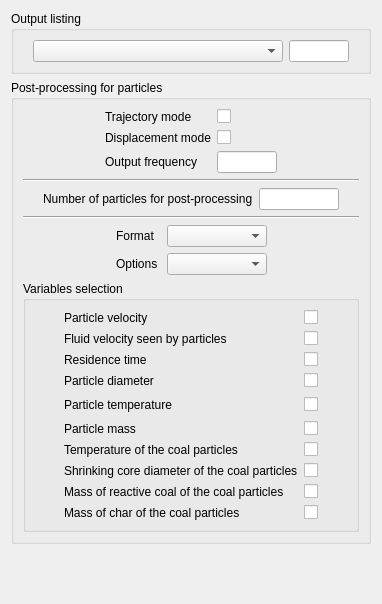
The window that gui/Pages/LagrangianOutputForm.ui (code-saturne/code_saturne) describes before a commit, drawn with Qt 5.
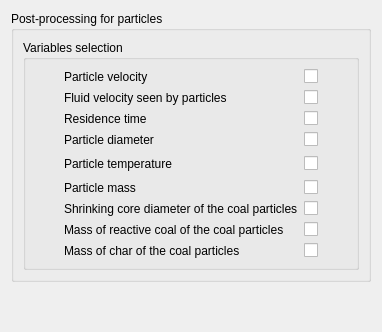
The same window after the commit.

Commit message: Rewrite of Lagrangian post-processing output. The particles postprocessing output is now based on the standard FVM mechanism, whose handling was extended for these purposes. There is no restriction on output in parallel mode anymore. Thanks to Cyril Baudry for updating the GUI.

Patch:
```diff
--- a/gui/Pages/LagrangianOutputForm.ui
+++ b/gui/Pages/LagrangianOutputForm.ui
@@ -1,12 +1,12 @@
 <ui version="4.0" >
  <class>LagrangianOutputForm</class>
- <widget class="QWidget" name="LagrangianOutputForm" >
-  <property name="geometry" >
+ <widget class="QWidget" name="LagrangianOutputForm">
+  <property name="geometry">
    <rect>
     <x>0</x>
     <y>0</y>
     <width>382</width>
-    <height>604</height>
+    <height>332</height>
    </rect>
   </property>
   <property name="windowTitle" >
@@ -14,321 +14,14 @@
   </property>
   <layout class="QVBoxLayout" name="verticalLayout_2" >
    <item>
-    <widget class="QGroupBox" name="groupBoxListing" >
-     <property name="title" >
-      <string>Output listing</string>
-     </property>
-     <layout class="QGridLayout" name="gridLayout" >
-      <item row="0" column="0" >
-       <layout class="QGridLayout" >
-        <item row="0" column="0" >
-         <spacer>
-          <property name="orientation" >
-           <enum>Qt::Horizontal</enum>
-          </property>
-          <property name="sizeHint" stdset="0" >
-           <size>
-            <width>40</width>
-            <height>20</height>
-           </size>
-          </property>
-         </spacer>
-        </item>
-        <item row="0" column="1" >
-         <widget class="QComboBox" name="comboBoxNTLAL" >
-          <property name="minimumSize" >
-           <size>
-            <width>250</width>
-            <height>0</height>
-           </size>
-          </property>
-          <property name="toolTip" >
-           <string>Code_Saturne key word: NTLAL</string>
-          </property>
-         </widget>
-        </item>
-        <item row="0" column="2" >
-         <widget class="QLineEdit" name="lineEditNTLAL" >
-          <property name="minimumSize" >
-           <size>
-            <width>60</width>
-            <height>0</height>
-           </size>
-          </property>
-          <property name="maximumSize" >
-           <size>
-            <width>60</width>
-            <height>16777215</height>
-           </size>
-          </property>
-          <property name="toolTip" >
-           <string>Code_Saturne key word: NTLAL</string>
-          </property>
-         </widget>
-        </item>
-        <item row="0" column="3" >
-         <spacer>
-          <property name="orientation" >
-           <enum>Qt::Horizontal</enum>
-          </property>
-          <property name="sizeHint" stdset="0" >
-           <size>
-            <width>40</width>
-            <height>20</height>
-           </size>
-          </property>
-         </spacer>
-        </item>
-       </layout>
-      </item>
-     </layout>
-    </widget>
-   </item>
-   <item>
-    <widget class="QGroupBox" name="groupBoxMode" >
-     <property name="title" >
+    <widget class="QGroupBox" name="groupBoxMode">
+     <property name="title">
       <string>Post-processing for particles</string>
      </property>
      <layout class="QVBoxLayout" name="verticalLayout" >
       <item>
-       <layout class="QHBoxLayout" name="horizontalLayout_4" >
-        <item>
-         <spacer>
-          <property name="orientation" >
-           <enum>Qt::Horizontal</enum>
-          </property>
-          <property name="sizeHint" stdset="0" >
-           <size>
-            <width>17</width>
-            <height>17</height>
-           </size>
-          </property>
-         </spacer>
-        </item>
-        <item>
-         <layout class="QGridLayout" >
-          <item row="0" column="0" >
-           <widget class="QLabel" name="labelIENSI1" >
-            <property name="toolTip" >
-             <string>Code_Saturne key word: IENSI1</string>
-            </property>
-            <property name="text" >
-             <string>Trajectory mode</string>
-            </property>
-           </widget>
-          </item>
-          <item row="0" column="1" >
-           <widget class="QCheckBox" name="checkBoxIENSI1" >
-            <property name="toolTip" >
-             <string>Code_Saturne key word: IENSI1</string>
-            </property>
-            <property name="text" >
-             <string/>
-            </property>
-           </widget>
-          </item>
-          <item row="1" column="0" >
-           <widget class="QLabel" name="labelIENSI2" >
-            <property name="toolTip" >
-             <string>Code_Saturne key word: IENSI2</string>
-            </property>
-            <property name="text" >
-             <string>Displacement mode</string>
-            </property>
-           </widget>
-          </item>
-          <item row="1" column="1" >
-           <widget class="QCheckBox" name="checkBoxIENSI2" >
-            <property name="toolTip" >
-             <string>Code_Saturne key word: IENSI2</string>
-            </property>
-            <property name="text" >
-             <string/>
-            </property>
-           </widget>
-          </item>
-          <item row="2" column="0" >
-           <widget class="QLabel" name="labelNVISLA" >
-            <property name="toolTip" >
-             <string>Code_Saturne key word: NVISLA</string>
-            </property>
-            <property name="text" >
-             <string>Output frequency</string>
-            </property>
-           </widget>
-          </item>
-          <item row="2" column="1" >
-           <widget class="QLineEdit" name="lineEditNVISLA" >
-            <property name="maximumSize" >
-             <size>
-              <width>60</width>
-              <height>16777215</height>
-             </size>
-            </property>
-            <property name="toolTip" >
-             <string>Code_Saturne key word: NVISLA</string>
-            </property>
-           </widget>
-          </item>
-         </layout>
-        </item>
-        <item>
-         <spacer>
-          <property name="orientation" >
-           <enum>Qt::Horizontal</enum>
-          </property>
-          <property name="sizeHint" stdset="0" >
-           <size>
-            <width>17</width>
-            <height>17</height>
-           </size>
-          </property>
-         </spacer>
-        </item>
-       </layout>
-      </item>
-      <item>
-       <widget class="Line" name="line" >
-        <property name="orientation" >
-         <enum>Qt::Horizontal</enum>
-        </property>
-       </widget>
-      </item>
-      <item>
-       <layout class="QHBoxLayout" name="horizontalLayout_2" >
-        <item>
-         <spacer name="horizontalSpacer" >
-          <property name="orientation" >
-           <enum>Qt::Horizontal</enum>
-          </property>
-          <property name="sizeHint" stdset="0" >
-           <size>
-            <width>17</width>
-            <height>17</height>
-           </size>
-          </property>
-         </spacer>
-        </item>
-        <item>
-         <layout class="QHBoxLayout" name="horizontalLayout" >
-          <item>
-           <widget class="QLabel" name="labelNBVIS" >
-            <property name="toolTip" >
-             <string>Code_Saturne key word: NBVIS</string>
-            </property>
-            <property name="text" >
-             <string>Number of particles for post-processing</string>
-            </property>
-           </widget>
-          </item>
-          <item>
-           <widget class="QLineEdit" name="lineEditNBVIS" >
-            <property name="maximumSize" >
-             <size>
-              <width>80</width>
-              <height>16777215</height>
-             </size>
-            </property>
-            <property name="toolTip" >
-             <string>Code_Saturne key word: NBVIS</string>
-            </property>
-           </widget>
-          </item>
-         </layout>
-        </item>
-        <item>
-         <spacer name="horizontalSpacer_2" >
-          <property name="orientation" >
-           <enum>Qt::Horizontal</enum>
-          </property>
-          <property name="sizeHint" stdset="0" >
-           <size>
-            <width>17</width>
-            <height>17</height>
-           </size>
-          </property>
-         </spacer>
-        </item>
-       </layout>
-      </item>
-      <item>
-       <widget class="Line" name="line_2" >
-        <property name="orientation" >
-         <enum>Qt::Horizontal</enum>
-        </property>
-       </widget>
-      </item>
-      <item>
-       <layout class="QHBoxLayout" name="horizontalLayout_3" >
-        <item>
-         <spacer>
-          <property name="orientation" >
-           <enum>Qt::Horizontal</enum>
-          </property>
-          <property name="sizeHint" stdset="0" >
-           <size>
-            <width>13</width>
-            <height>17</height>
-           </size>
-          </property>
-         </spacer>
-        </item>
-        <item>
-         <layout class="QGridLayout" >
-          <item row="0" column="0" >
-           <widget class="QLabel" name="labelFormat_2" >
-            <property name="text" >
-             <string>Format</string>
-            </property>
-           </widget>
-          </item>
-          <item row="0" column="1" >
-           <widget class="QComboBox" name="comboBoxFormat" >
-            <property name="minimumSize" >
-             <size>
-              <width>100</width>
-              <height>0</height>
-             </size>
-            </property>
-           </widget>
-          </item>
-          <item row="1" column="0" >
-           <widget class="QLabel" name="labelOptions" >
-            <property name="text" >
-             <string>Options </string>
-            </property>
-           </widget>
-          </item>
-          <item row="1" column="1" >
-           <widget class="QComboBox" name="comboBoxOptions" >
-            <property name="minimumSize" >
-             <size>
-              <width>100</width>
-              <height>0</height>
-             </size>
-            </property>
-           </widget>
-          </item>
-         </layout>
-        </item>
-        <item>
-         <spacer>
-          <property name="orientation" >
-           <enum>Qt::Horizontal</enum>
-          </property>
-          <property name="sizeHint" stdset="0" >
-           <size>
-            <width>13</width>
-            <height>13</height>
-           </size>
-          </property>
-         </spacer>
-        </item>
-       </layout>
-      </item>
-      <item>
-       <widget class="QGroupBox" name="groupBoxVariables" >
-        <property name="title" >
+       <widget class="QGroupBox" name="groupBoxVariables">
+        <property name="title">
          <string>Variables selection</string>
         </property>
         <layout class="QGridLayout" name="gridLayout_2" >
@@ -412,12 +105,12 @@
            </property>
           </widget>
          </item>
-         <item row="4" column="0" >
+         <item row="4" column="0">
           <spacer>
-           <property name="orientation" >
+           <property name="orientation">
             <enum>Qt::Horizontal</enum>
            </property>
-           <property name="sizeHint" stdset="0" >
+           <property name="sizeHint" stdset="0">
             <size>
              <width>16</width>
              <height>21</height>
@@ -445,12 +138,12 @@
            </property>
           </widget>
          </item>
-         <item rowspan="2" row="4" column="3" >
+         <item row="4" column="3" rowspan="2">
           <spacer>
-           <property name="orientation" >
+           <property name="orientation">
             <enum>Qt::Horizontal</enum>
            </property>
-           <property name="sizeHint" stdset="0" >
+           <property name="sizeHint" stdset="0">
             <size>
              <width>21</width>
              <height>20</height>
@@ -478,29 +171,9 @@
            </property>
           </widget>
          </item>
-         <item row="6" column="1" >
-          <widget class="QLabel" name="labelIVISHP" >
-           <property name="toolTip" >
-            <string>Code_Saturne key word: IVISHP</string>
-           </property>
-           <property name="text" >
-            <string>Temperature of the coal particles</string>
-           </property>
-          </widget>
-         </item>
-         <item row="6" column="2" >
-          <widget class="QCheckBox" name="checkBoxIVISHP" >
-           <property name="toolTip" >
-            <string>Code_Saturne key word: IVISHP</string>
-           </property>
-           <property name="text" >
-            <string/>
-           </property>
-          </widget>
-         </item>
-         <item row="7" column="1" >
-          <widget class="QLabel" name="labelIVISDK" >
-           <property name="toolTip" >
+         <item row="6" column="1">
+          <widget class="QLabel" name="labelIVISDK">
+           <property name="toolTip">
             <string>Code_Saturne key word: IVISDK</string>
            </property>
            <property name="text" >
@@ -508,9 +181,9 @@
            </property>
           </widget>
          </item>
-         <item row="7" column="2" >
-          <widget class="QCheckBox" name="checkBoxIVISDK" >
-           <property name="toolTip" >
+         <item row="6" column="2">
+          <widget class="QCheckBox" name="checkBoxIVISDK">
+           <property name="toolTip">
             <string>Code_Saturne key word: IVISDK</string>
            </property>
            <property name="text" >
@@ -518,9 +191,9 @@
            </property>
           </widget>
          </item>
-         <item row="8" column="1" >
-          <widget class="QLabel" name="labelIVISCH" >
-           <property name="toolTip" >
+         <item row="7" column="1">
+          <widget class="QLabel" name="labelIVISCH">
+           <property name="toolTip">
             <string>Code_Saturne key word: IVISCH</string>
            </property>
            <property name="text" >
@@ -528,9 +201,9 @@
            </property>
           </widget>
          </item>
-         <item row="8" column="2" >
-          <widget class="QCheckBox" name="checkBoxIVISCH" >
-           <property name="toolTip" >
+         <item row="7" column="2">
+          <widget class="QCheckBox" name="checkBoxIVISCH">
+           <property name="toolTip">
             <string>Code_Saturne key word: IVISCH</string>
            </property>
            <property name="text" >
@@ -538,9 +211,9 @@
            </property>
           </widget>
          </item>
-         <item row="9" column="1" >
-          <widget class="QLabel" name="labelIVISCK" >
-           <property name="toolTip" >
+         <item row="8" column="1">
+          <widget class="QLabel" name="labelIVISCK">
+           <property name="toolTip">
             <string>Code_Saturne key word: IVISCK</string>
            </property>
            <property name="text" >
@@ -548,9 +221,9 @@
            </property>
           </widget>
          </item>
-         <item row="9" column="2" >
-          <widget class="QCheckBox" name="checkBoxIVISCK" >
-           <property name="toolTip" >
+         <item row="8" column="2">
+          <widget class="QCheckBox" name="checkBoxIVISCK">
+           <property name="toolTip">
             <string>Code_Saturne key word: IVISCK</string>
            </property>
            <property name="text" >
```
Left out of the diff: 125 changed lines with no effect on the pictures. The commit also changes 53 other files.
